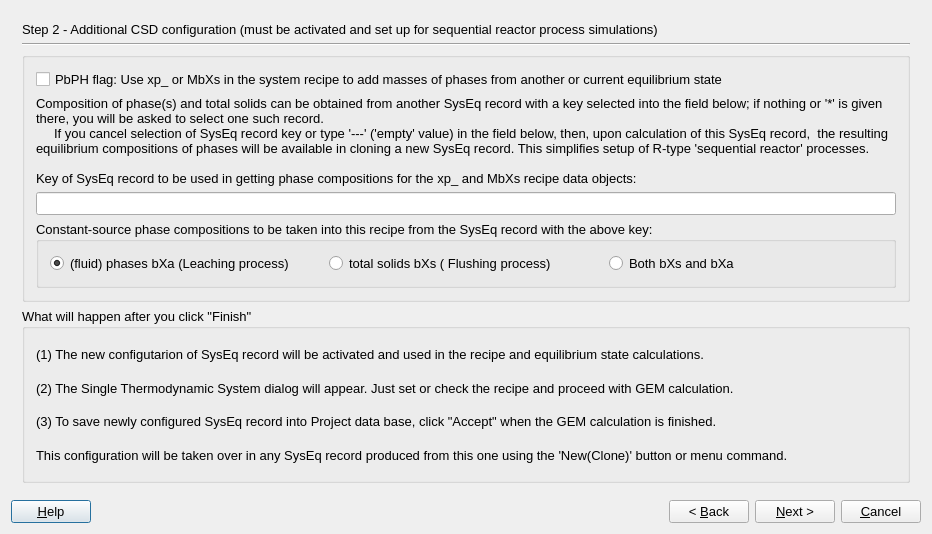
Qt form gems3/vizor4/dlg4/SystemWizard4.ui (gemshub/GEMSGUI) before a commit.
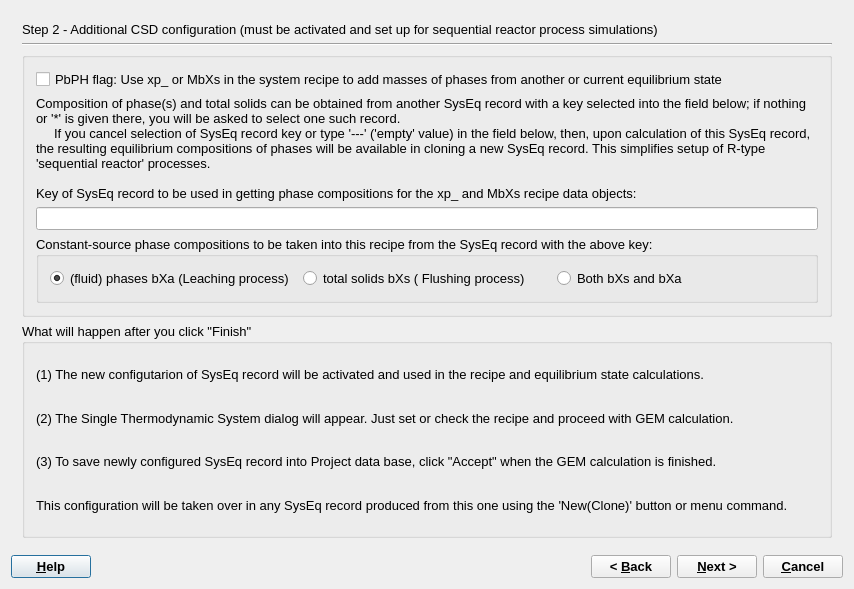
The same form after that commit.

Diff of the .ui file:
```diff
--- a/gems3/vizor4/dlg4/SystemWizard4.ui
+++ b/gems3/vizor4/dlg4/SystemWizard4.ui
@@ -6,8 +6,8 @@
    <rect>
     <x>0</x>
     <y>0</y>
-    <width>932</width>
-    <height>534</height>
+    <width>836</width>
+    <height>589</height>
    </rect>
   </property>
   <property name="font">
@@ -367,6 +367,12 @@
     <layout class="QHBoxLayout">
      <item>
       <widget class="QPushButton" name="pHelp">
+       <property name="font">
+        <font>
+         <weight>75</weight>
+         <bold>true</bold>
+        </font>
+       </property>
        <property name="text">
         <string>&amp;Help</string>
        </property>
@@ -387,6 +393,12 @@
      </item>
      <item>
       <widget class="QPushButton" name="pBack">
+       <property name="font">
+        <font>
+         <weight>75</weight>
+         <bold>true</bold>
+        </font>
+       </property>
        <property name="text">
         <string>&lt; &amp;Back</string>
        </property>
@@ -394,6 +406,12 @@
      </item>
      <item>
       <widget class="QPushButton" name="pNext">
+       <property name="font">
+        <font>
+         <weight>75</weight>
+         <bold>true</bold>
+        </font>
+       </property>
        <property name="text">
         <string>&amp;Next &gt;</string>
        </property>
@@ -401,6 +419,12 @@
      </item>
      <item>
       <widget class="QPushButton" name="pCancel">
+       <property name="font">
+        <font>
+         <weight>75</weight>
+         <bold>true</bold>
+        </font>
+       </property>
        <property name="text">
         <string>&amp;Cancel</string>
        </property>
```
